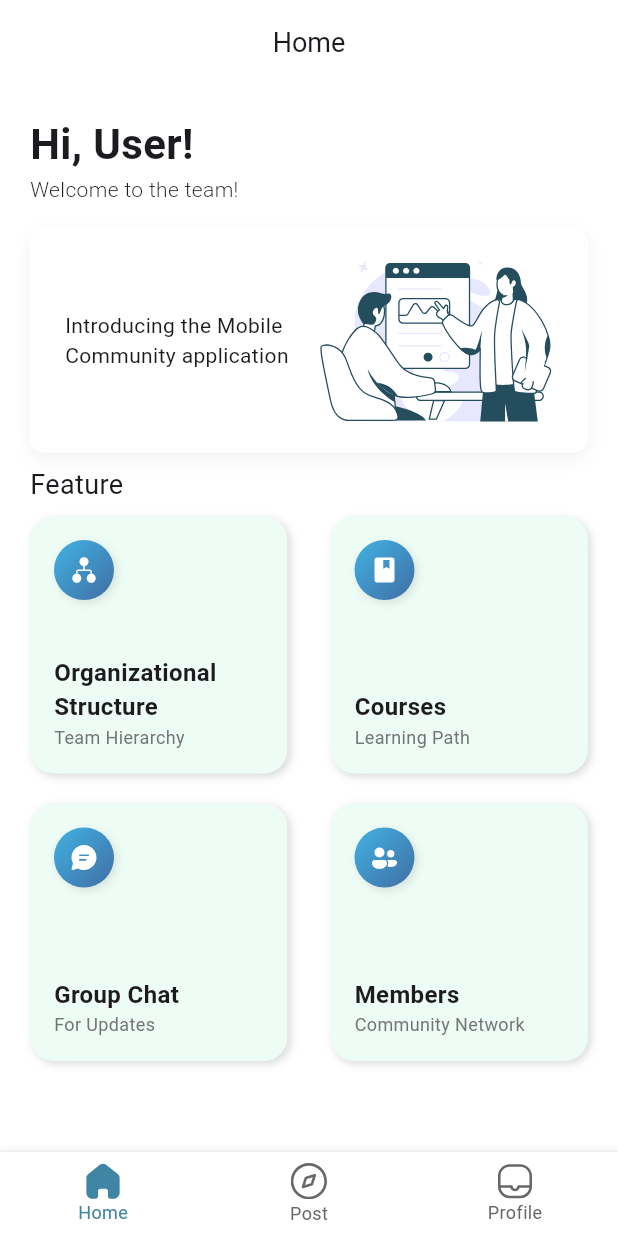
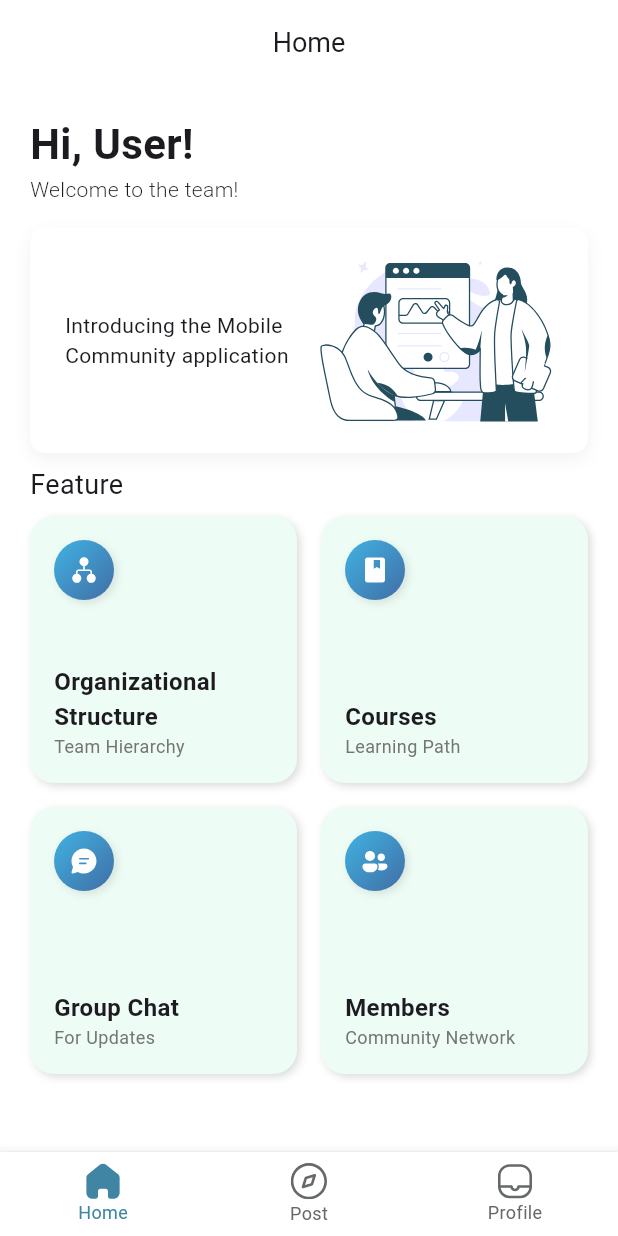
Before and after one commit to Mocap-UinMalang/mocap_app, a Flutter app: the HomePage screen opened by its route, on a phone screen of 412 x 824 dp. Run offline on Flutter 3.47's test engine with Material 3 defaults, Android fonts, the phone set to English and light mode, and no system bars; our stand-ins replace flutter_svg, get_it, go_router.

Commit message:
:lipstick: update: modify UI Home Page - using gridview.count for card feature - add singlechildscrollview

```diff
--- a/lib/src/features/Home/presentation/pages/home_page.dart
+++ b/lib/src/features/Home/presentation/pages/home_page.dart
@@ -19,34 +19,35 @@ class HomePage extends StatelessWidget {
         ),
         centerTitle: true,
       ),
-      body: Padding(
+      body: SingleChildScrollView(
+        child: Padding(
           padding: const EdgeInsets.all(20),
           child: Column(
             crossAxisAlignment: CrossAxisAlignment.start,
             children: [
-            Text(
+              const Text(
                 'Hi, User!',
                 style: TextStyle(fontSize: 28, fontWeight: FontWeight.bold),
               ),
-            Text(
+              const Text(
                 'Welcome to the team!',
                 style: TextStyle(fontSize: 14, fontWeight: FontWeight.w300),
               ),
-            SizedBox(height: 16),
-            CardWelcome(),
-            Padding(
-              padding: const EdgeInsets.symmetric(vertical: 8),
+              const SizedBox(height: 16),
+              const CardWelcome(),
+              const Padding(
+                padding: EdgeInsets.symmetric(vertical: 8),
                 child: Text(
                   "Feature",
                   style: TextStyle(fontSize: 18, fontWeight: FontWeight.w400),
                 ),
               ),
-            Expanded(
-              child: SingleChildScrollView(
-                child: Column(
-                  children: [
-                    Row(
-                      mainAxisAlignment: MainAxisAlignment.spaceBetween,
+              GridView.count(
+                crossAxisCount: 2,
+                crossAxisSpacing: 16,
+                mainAxisSpacing: 16,
+                shrinkWrap: true,
+                physics: NeverScrollableScrollPhysics(),
                 children: [
                   CardFeature(
                     title: "Organizational Structure",
@@ -60,12 +61,6 @@ class HomePage extends StatelessWidget {
                     iconPath: coursesIcon,
                     onTap: () {},
                   ),
-                      ],
-                    ),
-                    SizedBox(height: 20),
-                    Row(
-                      mainAxisAlignment: MainAxisAlignment.spaceBetween,
-                      children: [
                   CardFeature(
                     title: "Group Chat",
                     subtitle: "For Updates",
@@ -84,9 +79,6 @@ class HomePage extends StatelessWidget {
           ),
         ),
       ),
-          ],
-        ),
-      ),
     );
   }
 }
```
Lines whose indentation alone changed are shown as unchanged.
